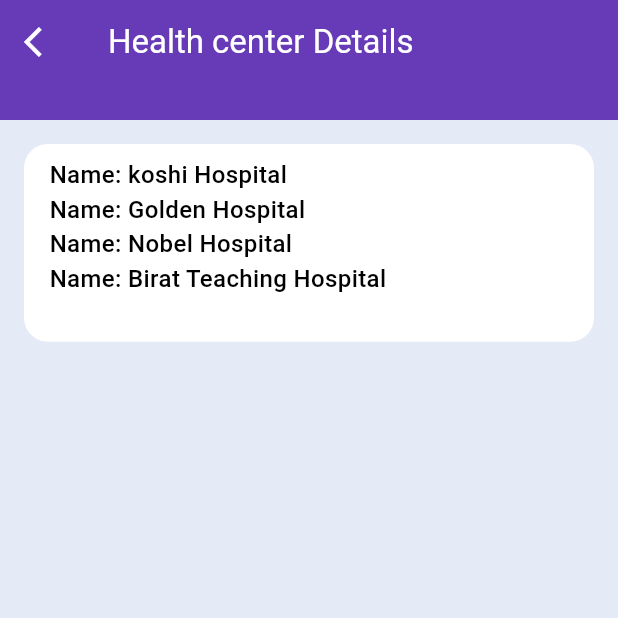
After one commit to Farhanansari23/Care-Link, a Flutter app: the AdminHealthCenterList screen opened directly, on a phone screen of 412 x 824 dp, the top half of it. The commit adds this screen. Run offline on Flutter 3.47's test engine with Material 3 defaults, Android fonts, the phone set to English and light mode, and no system bars; our stand-ins replace cached_network_image, cloud_firestore, date_picker_timeline, firebase_auth, firebase_core, flutter_dotenv and 8 more; missing offline and left inert: cloudinary_url_gen, flutter_date_pickers, font_awesome_icon_class; accounts and stored records are empty.

Commit message:
FA-26: worked on health center detail pag

```diff
--- a/lib/pages/admin_pages/admin_dashboard/admin_dashboard.dart
+++ b/lib/pages/admin_pages/admin_dashboard/admin_dashboard.dart
@@ -1,5 +1,6 @@
 import 'package:flutter/material.dart';
 import 'package:provider/provider.dart';
+import 'package:semester_project/routes/admin_route_generator.dart';
 import 'package:semester_project/widgets/colors/custom_colors.dart';
 import 'package:semester_project/widgets/container/custom_container.dart';
 import 'package:semester_project/widgets/drawer/admin_drawer.dart';
@@ -48,7 +49,11 @@ class _AdminDashboardState extends State<AdminDashboard> {
                 stretch: true,
               ),
               SliverToBoxAdapter(
-                child:  CustomContainer(
+                child: InkWell(
+                  onTap: (){
+                    Navigator.pushNamed(context, AdminConstants.adminHealthCenterList);
+                  },
+                  child: CustomContainer(
                     verticalMargin: 16,
                     verticalPad: 8,
                     horizontalMargin: 16,
@@ -63,6 +68,7 @@ class _AdminDashboardState extends State<AdminDashboard> {
                         CustomText(text: 'Nobel Hospital',),
                         CustomText(text: 'Birat Teaching Hospital',),
                       ],
+                    ),
                   ),
                 ),
               ),
--- /dev/null
+++ b/lib/pages/admin_pages/health_center/health_center_list.dart
@@ -0,0 +1,85 @@
+import 'package:flutter/material.dart';
+import 'package:semester_project/routes/admin_route_generator.dart';
+import 'package:semester_project/widgets/colors/custom_colors.dart';
+import 'package:semester_project/widgets/container/custom_container.dart';
+
+import '../../../widgets/text/custom_text.dart';
+
+class AdminHealthCenterList extends StatefulWidget {
+  const AdminHealthCenterList({super.key});
+
+  @override
+  State<AdminHealthCenterList> createState() => _AdminHealthCenterListState();
+}
+
+class _AdminHealthCenterListState extends State<AdminHealthCenterList> {
+  @override
+  Widget build(BuildContext context) {
+    return Scaffold(
+      backgroundColor: CustomColors.backgroudColor,
+      body: _body(context),
+    );
+  }
+
+  Widget _body(context) {
+    return CustomScrollView(
+      slivers: [
+        SliverAppBar(
+          title: Text("Health center Details",style: TextStyle(color: Colors.white),),
+          leading: IconButton(
+            color: Colors.white,
+            onPressed: () {
+             Navigator.of(context).pop(AdminConstants.adminDashboard);
+            },
+            icon: Icon(Icons.arrow_back_ios),
+          ),
+          backgroundColor: Colors.deepPurple,
+          expandedHeight: 80,
+          floating: true,
+          stretch: true,
+        ),
+        SliverToBoxAdapter(
+          child: CustomContainer(
+            verticalMargin: 16,
+            verticalPad: 8,
+            horizontalMargin: 16,
+            height: 0.16,
+            color: Colors.white,
+            child: Column(
+              crossAxisAlignment: CrossAxisAlignment.start,
+              children: [
+                Row(
+                  children: [
+                    CustomText(text: 'Name: ', isContent: true),
+                    CustomText(text: 'koshi Hospital', isContent: true),
+                  ],
+                ),
+                Row(
+                  children: [
+                    CustomText(text: 'Name: ', isContent: true),
+                    CustomText(text: 'Golden Hospital', isContent: true),
+                  ],
+                ),
+                Row(
+                  children: [
+                    CustomText(text: 'Name: ', isContent: true),
+                    CustomText(text: 'Nobel Hospital', isContent: true),
+                  ],
+                ),
+                Row(
+                  children: [
+                    CustomText(text: 'Name: ', isContent: true),
+                    CustomText(
+                      text: 'Birat Teaching Hospital',
+                      isContent: true,
+                    ),
+                  ],
+                ),
+              ],
+            ),
+          ),
+        ),
+      ],
+    );
+  }
+}
--- a/lib/routes/admin_route_generator.dart
+++ b/lib/routes/admin_route_generator.dart
@@ -1,4 +1,5 @@
 class AdminConstants{
   static const String adminDashboard = '/adminDashboard';
   static const String adminCreateHealthCenter = '/adminCreateHealthCenter';
+  static const String adminHealthCenterList = '/adminHealthCenterList';
 }
--- a/lib/routes/route_generator.dart
+++ b/lib/routes/route_generator.dart
@@ -2,6 +2,7 @@ import 'package:flutter/material.dart';
 import 'package:semester_project/routes/route_generator_constants.dart';
 import '../pages/admin_pages/admin_dashboard/admin_dashboard.dart';
 import '../pages/admin_pages/health_center/create_health_center.dart';
+import '../pages/admin_pages/health_center/health_center_list.dart';
 import '../pages/auth_pages/forgot_passwordscreen.dart';
 import '../pages/auth_pages/login_screen.dart';
 import '../pages/auth_pages/signup_page.dart';
@@ -68,6 +69,10 @@ class RouteGenerator{
         return MaterialPageRoute(
           builder: (_) => const AdminCreateHealthCenterPage(),
         );
+        case AdminConstants.adminHealthCenterList :
+        return MaterialPageRoute(
+          builder: (_) => const AdminHealthCenterList(),
+        );
 
       default:
         return MaterialPageRoute(builder: (_) => ErrorPage());
```
Lines whose indentation alone changed are shown as unchanged.
